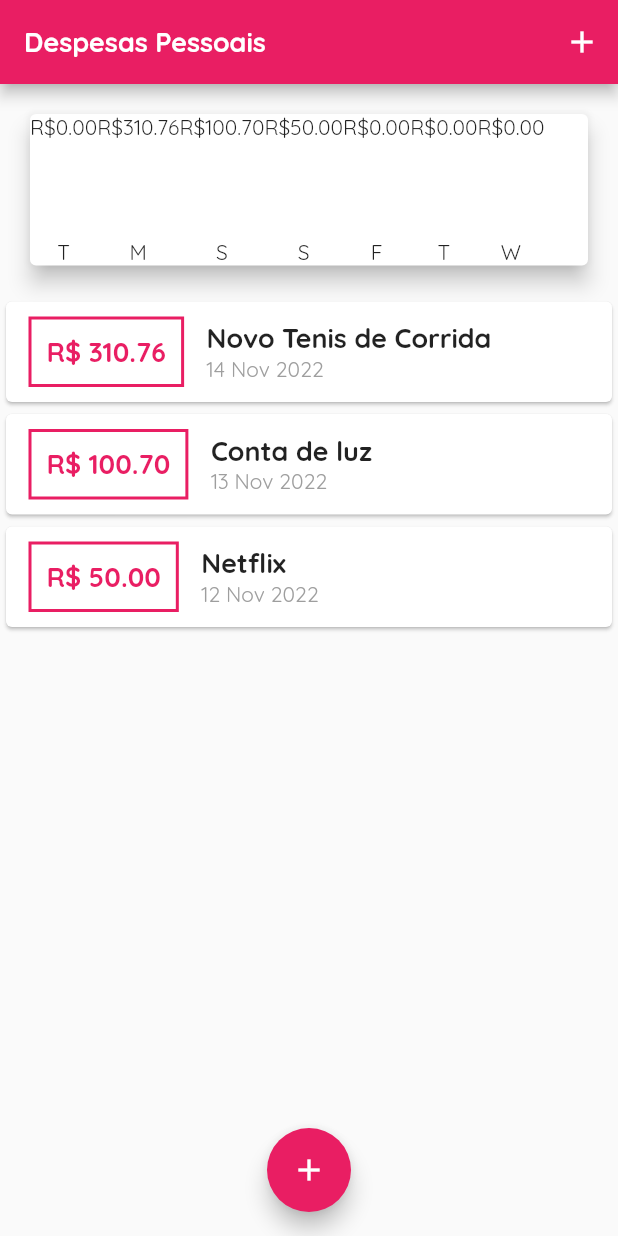
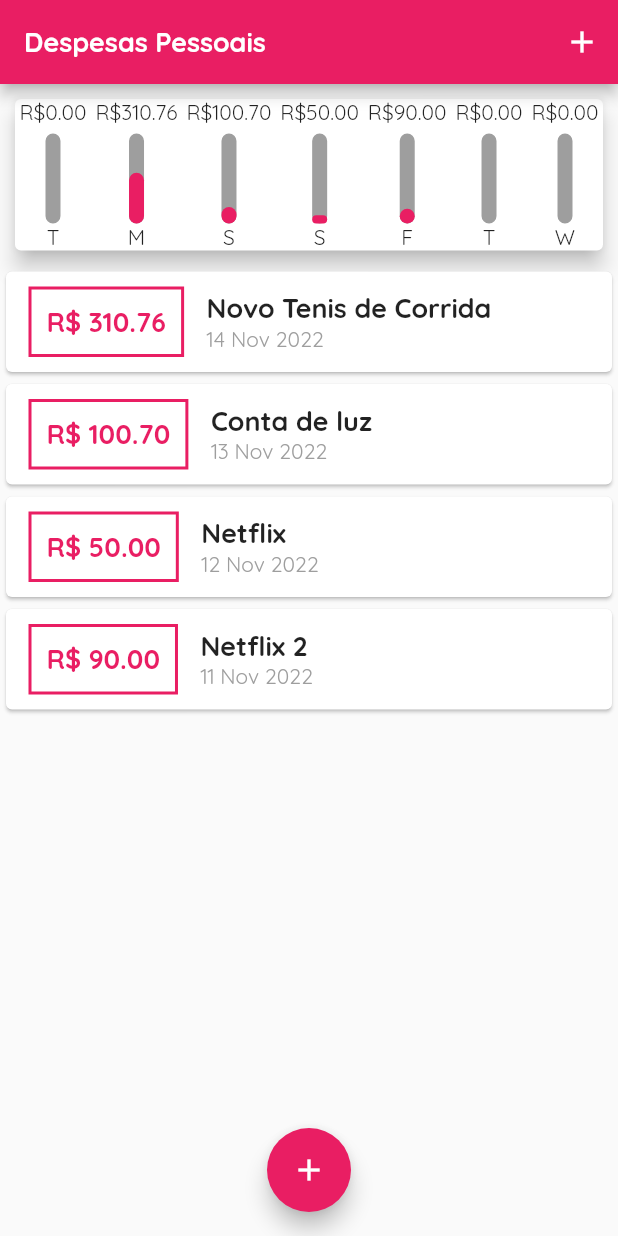
Before and after one commit to lucas-ol/expenses, a Flutter app: the screen it shows after launch, on a phone screen of 412 x 824 dp. Run offline on Flutter 3.47's test engine with Material 2 defaults, Android fonts, the phone set to English and light mode, and no system bars.

Commit message:
ajust charts

```diff
--- a/lib/components/chart.dart
+++ b/lib/components/chart.dart
@@ -9,6 +9,12 @@ import 'chart_bar.dart';
 class Chart extends StatelessWidget {
   Chart(this.recentTransaction, {super.key});
   final List<Transaction> recentTransaction;
+
+  double get _weekTotalValue {
+    return groupedTransactions.fold(0.0, (sum, tr) {
+      return sum + (tr["value"] as double);
+    });
+  }
 
   List<Map<String, Object>> get groupedTransactions {
     return List.generate(7, (index) {
@@ -38,15 +44,20 @@ class Chart extends StatelessWidget {
   Widget build(BuildContext context) {
     return Card(
       elevation: 6,
-      margin: EdgeInsets.all(20),
+      margin: const EdgeInsets.all(10),
       child: Row(
+          mainAxisAlignment: MainAxisAlignment.spaceAround,
           children: groupedTransactions
               .map((e) => Column(
                     children: [
-                      ChartBar(
-                        label: e["day"].toString(),
-                        value: e['value'] as double,
-                        percentage: 0,
+                      Flexible(
+                        fit: FlexFit.loose,
+                        child: ChartBar(
+                          label: e["day"].toString(),
+                          value: e['value'] as double,
+                          percentage:
+                              ((e['value'] as double) / _weekTotalValue),
+                        ),
                       ),
                     ],
                   ))
--- a/lib/components/chart_bar.dart
+++ b/lib/components/chart_bar.dart
@@ -17,11 +17,32 @@ class ChartBar extends StatelessWidget {
     return Column(
       children: [
         Text('R\$${value.toStringAsFixed(2)}'),
-        SizedBox(height: 5),
+        const SizedBox(height: 5),
         Container(
           height: 60,
           width: 10,
-          child: null,
+          child: Stack(
+            alignment: Alignment.bottomCenter,
+            children: [
+              Container(
+                decoration: BoxDecoration(
+                    color: Colors.grey,
+                    borderRadius: BorderRadius.circular(19),
+                    border: Border.all(
+                      color: Colors.grey,
+                      width: 1.0,
+                    )),
+              ),
+              FractionallySizedBox(
+                heightFactor: percentage,
+                child: Container(
+                  decoration: BoxDecoration(
+                      borderRadius: BorderRadius.circular(19),
+                      color: Theme.of(context).primaryColor),
+                ),
+              )
+            ],
+          ),
         ),
         Text(label),
       ],
--- a/lib/main.dart
+++ b/lib/main.dart
@@ -65,6 +65,13 @@ class _HomePageState extends State<HomePage> {
         DateTime.now().subtract(
           const Duration(days: 3),
         )),
+    Transaction(
+        't3',
+        'Netflix 2',
+        90,
+        DateTime.now().subtract(
+          const Duration(days: 4),
+        )),
   ];
 
   List<Transaction> get _recentTransactions {
```
